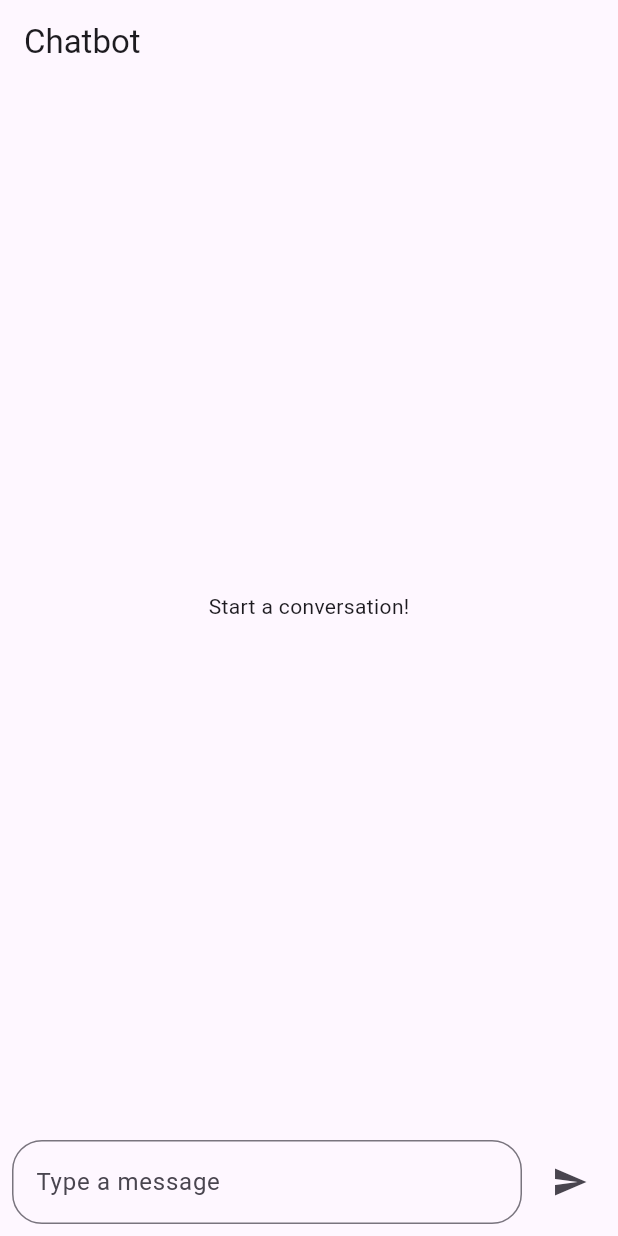
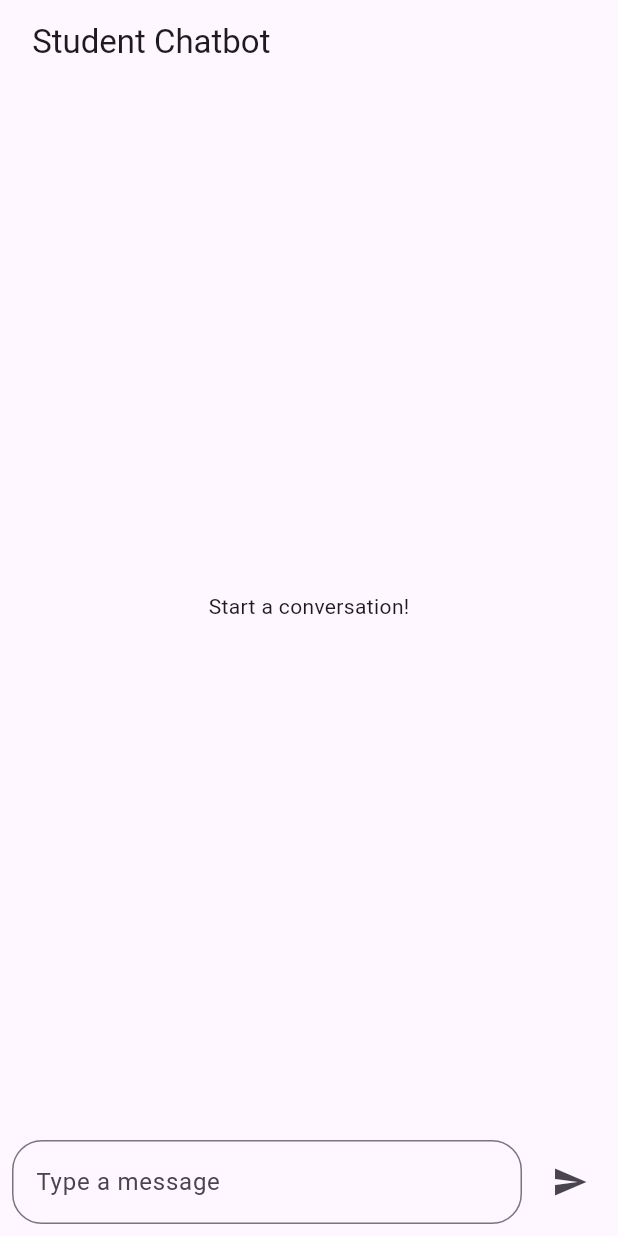
Before and after one commit to findAkash/Action-Learning, a Flutter app: the screen it shows after launch, on a phone screen of 412 x 824 dp. Run offline on Flutter 3.47's test engine with Material 3 defaults, Android fonts, the phone set to English and light mode, and no system bars; our stand-ins replace bloc, equatable, flutter_bloc, flutter_chat_types, image_picker, permission_handler.

Commit message:
Changes in chatbot implementation

```diff
--- a/mobile/newproject/lib/Chatbot/student_chatbotScreen.dart
+++ b/mobile/newproject/lib/Chatbot/student_chatbotScreen.dart
@@ -34,7 +34,7 @@ class _ChatScreenState extends State<ChatScreen> {
   Widget build(BuildContext context) {
     return Scaffold(
       appBar: AppBar(
-        title: const Text('Chatbot'),
+        title: const Text(' Student Chatbot'),
       ),
       body: Column(
         children: [
```
Also changed, not shown: mobile/newproject/pubspec.lock.
